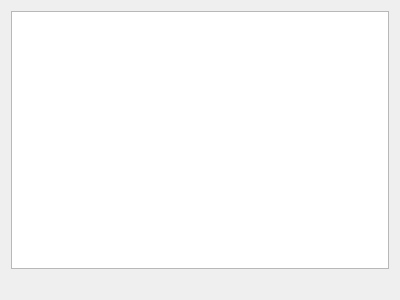
Before: the Qt Designer form ImageProcessing/ImageDisplay.ui in Ulle84/UllesSourceCode, drawn with Qt 5.
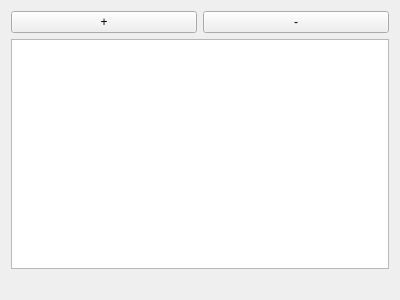
After: the same form once the commit is applied.

Diff of the .ui file:
```diff
--- a/ImageProcessing/ImageDisplay.ui
+++ b/ImageProcessing/ImageDisplay.ui
@@ -13,11 +13,29 @@
   <property name="windowTitle">
    <string>Form</string>
   </property>
-  <layout class="QGridLayout" name="gridLayout">
-   <item row="0" column="0">
+  <layout class="QVBoxLayout" name="verticalLayout">
+   <item>
+    <layout class="QHBoxLayout" name="horizontalLayout">
+     <item>
+      <widget class="QPushButton" name="pushButtonZoomIn">
+       <property name="text">
+        <string>+</string>
+       </property>
+      </widget>
+     </item>
+     <item>
+      <widget class="QPushButton" name="pushButtonZoomOut">
+       <property name="text">
+        <string>-</string>
+       </property>
+      </widget>
+     </item>
+    </layout>
+   </item>
+   <item>
     <widget class="QGraphicsView" name="graphicsView"/>
    </item>
-   <item row="1" column="0">
+   <item>
     <widget class="QLabel" name="label">
      <property name="text">
       <string/>
```
